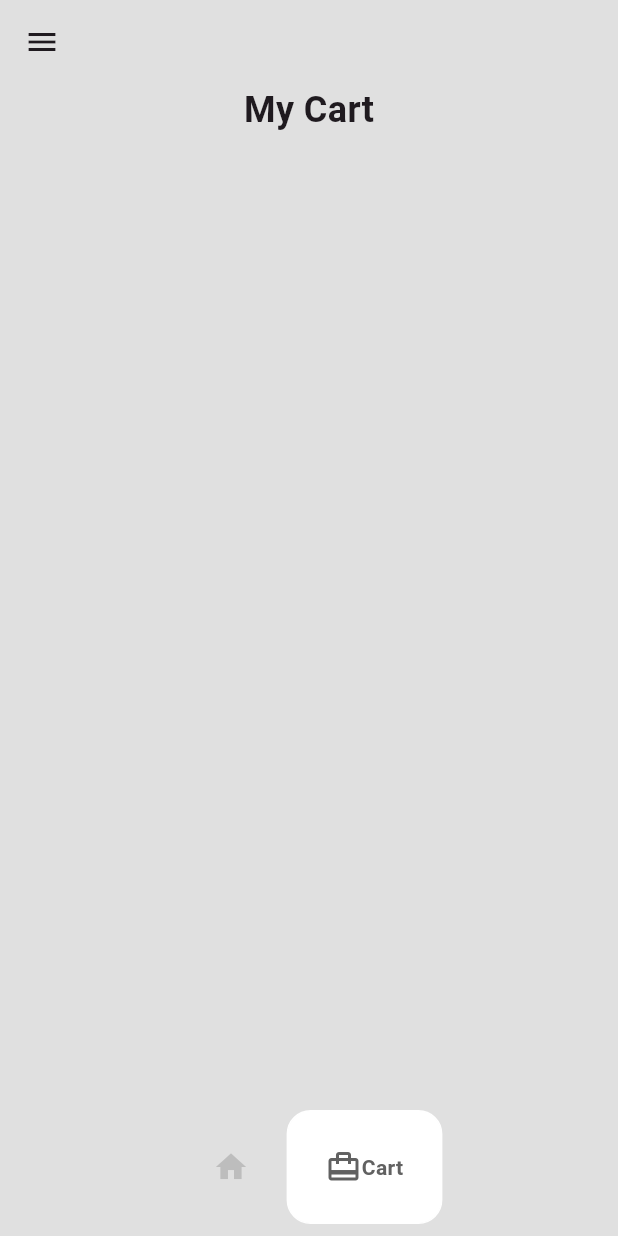
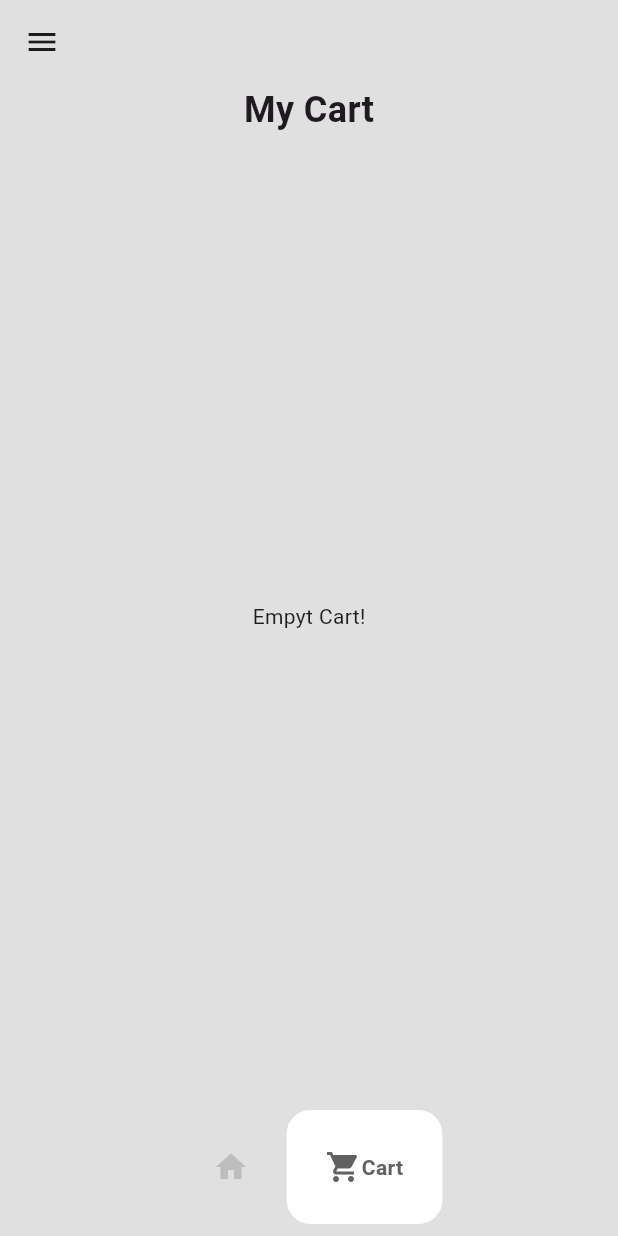
Before and after one commit to Eznira/minimal_e_shop, a Flutter app: the MyHomePage screen opened by its route, item 2 of the bottom bar chosen, on a phone screen of 412 x 824 dp. Run offline on Flutter 3.47's test engine with Material 3 defaults, Android fonts, the phone set to English and light mode, and no system bars; drawn by our look-alikes of google_nav_bar; our stand-ins replace smooth_page_indicator.

Commit message:
updated cart_list

```diff
--- a/lib/screens/home.dart
+++ b/lib/screens/home.dart
@@ -85,7 +85,7 @@ class _MyHomePageState extends State<MyHomePage> {
                 return ListTile(
                   onTap: goToCart,
                   leading: Icon(
-                    Icons.card_travel,
+                    Icons.shopping_cart,
                     color: Colors.white,
                   ),
                   title: Text('Cart', style: TextStyle(color: Colors.white)),
--- a/lib/screens/page2.dart
+++ b/lib/screens/page2.dart
@@ -29,7 +29,11 @@ class _Page2State extends State<Page2> {
                 style: TextStyle(fontSize: 24, fontWeight: FontWeight.bold),
               ),
               Expanded(
-                child: ListView.builder(
+                child: value.cart_list.isEmpty
+                    ? Center(
+                        child: Text("Empyt Cart!"),
+                      )
+                    : ListView.builder(
                         itemCount: value.cart_list.length,
                         itemBuilder: (context, index) {
                           Shoe shoe = value.cart_list[index];
--- a/lib/utils/custom_nav_bar.dart
+++ b/lib/utils/custom_nav_bar.dart
@@ -25,7 +25,7 @@ class CustomNavBar extends StatelessWidget {
               text: 'Shop',
             ),
             GButton(
-              icon: Icons.card_travel,
+              icon: Icons.shopping_cart,
               text: 'Cart',
             ),
           ],
```
Lines whose indentation alone changed are shown as unchanged.
